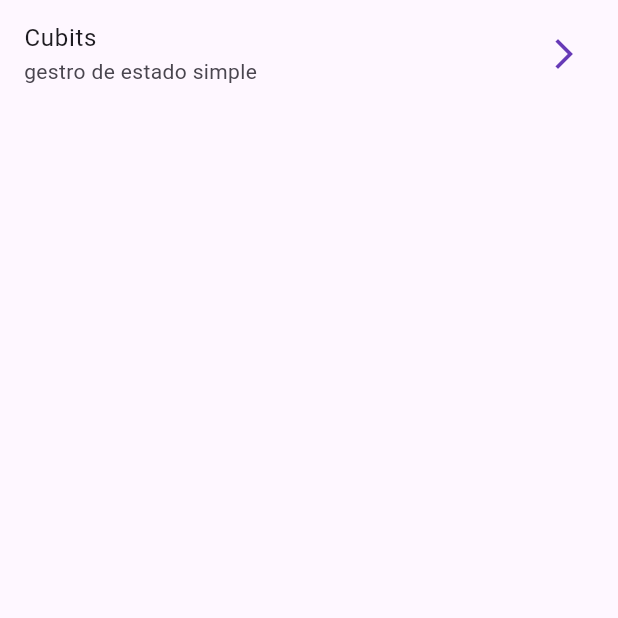
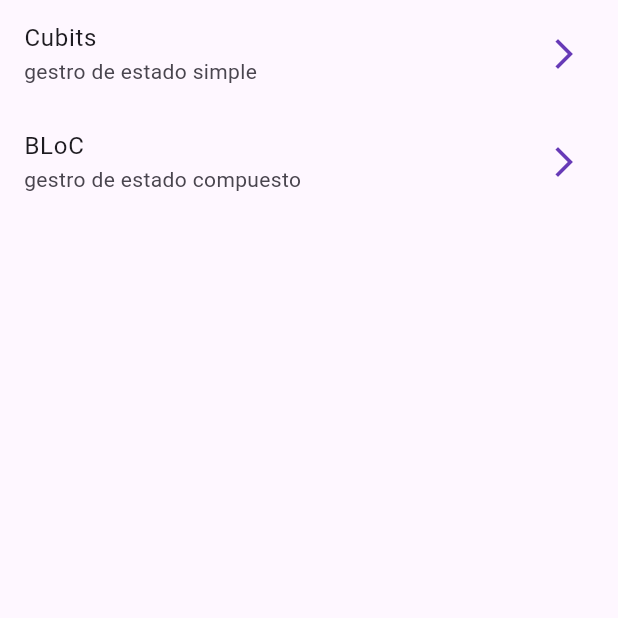
Before and after one commit to Dave-Gom/forms_app, a Flutter app: the screen it shows after launch, on a phone screen of 412 x 824 dp, the top half of it. Run offline on Flutter 3.47's test engine with Material 3 defaults, Android fonts, the phone set to English and light mode, and no system bars; our stand-ins replace equatable, flutter_bloc, go_router.

Commit message:
Configuraciones de BLoC listas

```diff
--- a/lib/config/router/app_router.dart
+++ b/lib/config/router/app_router.dart
@@ -9,5 +9,9 @@ final appRouter = GoRouter(routes: [
   GoRoute(
     path: '/cubits',
     builder: (context, state) => const CubitCounterScreen(),
+  ),
+  GoRoute(
+    path: '/counter-bloc',
+    builder: (context, state) => const BlocCounterScreen(),
   )
 ]);
--- a/lib/presentation/screens/cubit_counter_screen.dart
+++ b/lib/presentation/screens/cubit_counter_screen.dart
@@ -1,6 +1,6 @@
 import 'package:flutter/material.dart';
 import 'package:flutter_bloc/flutter_bloc.dart';
-import 'package:forms_app/presentation/bloc/counter_cubit/counter_cubit.dart';
+import 'package:forms_app/presentation/blocs/counter_cubit/counter_cubit.dart';
 
 class CubitCounterScreen extends StatelessWidget {
   const CubitCounterScreen({super.key});
--- a/lib/presentation/screens/home_screen.dart
+++ b/lib/presentation/screens/home_screen.dart
@@ -14,6 +14,12 @@ class HomeScreen extends StatelessWidget {
             subtitle: const Text("gestro de estado simple"),
             trailing: const Icon(Icons.arrow_forward_ios_outlined),
             onTap: () => context.push('/cubits'),
+          ),
+          ListTile(
+            title: const Text("BLoC"),
+            subtitle: const Text("gestro de estado compuesto"),
+            trailing: const Icon(Icons.arrow_forward_ios_outlined),
+            onTap: () => context.push('/counter-bloc'),
           )
         ],
       ),
```
Also changed, not shown: lib/presentation/blocs/counter_bloc/counter_bloc.dart (added, +18 -0 lines), lib/presentation/blocs/counter_bloc/counter_event.dart (added, +14 -0 lines), lib/presentation/blocs/counter_bloc/counter_state.dart (added, +15 -0 lines), lib/presentation/blocs/counter_cubit/counter_cubit.dart (renamed from lib/presentation/bloc/counter_cubit/counter_cubit.dart), lib/presentation/blocs/counter_cubit/counter_state.dart (renamed from lib/presentation/bloc/counter_cubit/counter_state.dart).
